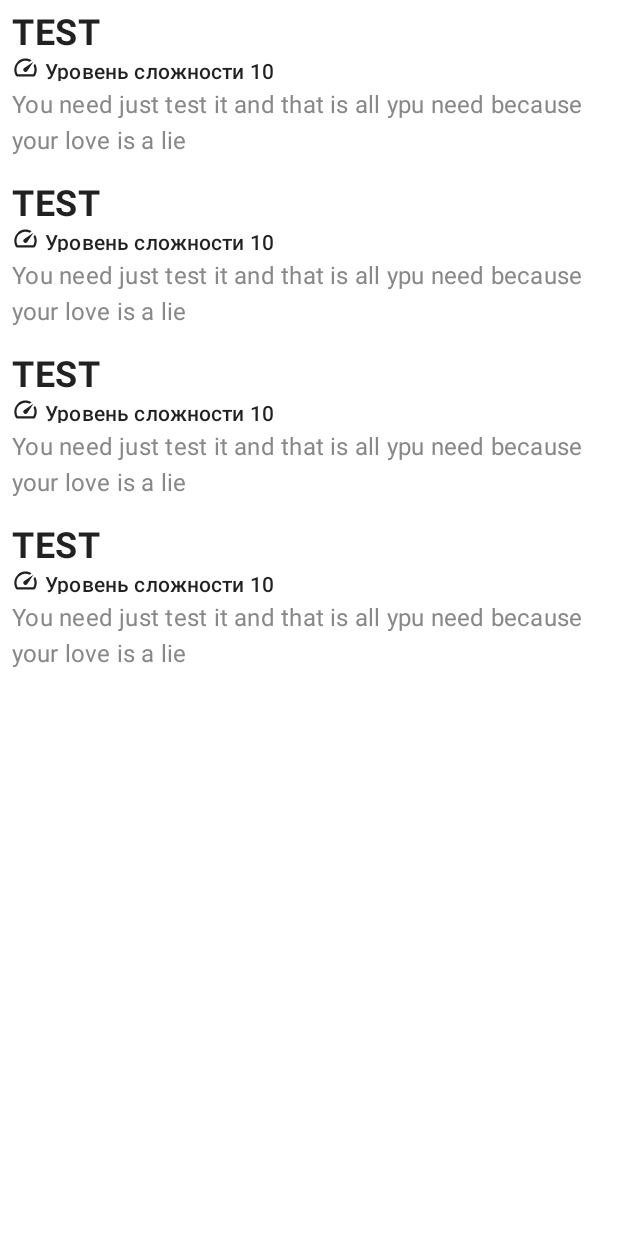
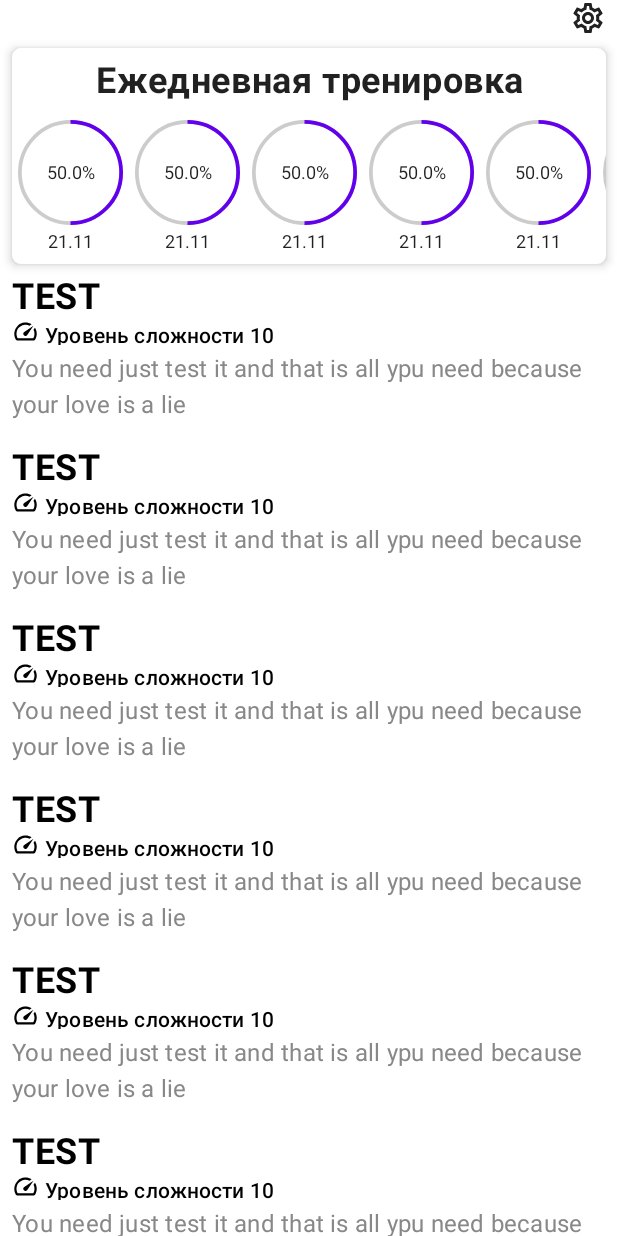
Before and after one commit to YaroslavGorbach-code/reaction, an Android app built with Jetpack Compose: the screen it shows after launch (MainActivity), on a phone screen of 412 x 824 dp. Run offline under Robolectric (Android 15) with nearby library versions, the phone set to English and light mode, and no system bars; our stand-ins replace accompanist.

Commit message:
Crate ui for training feature (only exercises list screen)

```diff
--- a/app/src/main/java/yaroslavgorbach/reaction/MainActivity.kt
+++ b/app/src/main/java/yaroslavgorbach/reaction/MainActivity.kt
@@ -4,25 +4,30 @@ import android.os.Bundle
 import androidx.activity.ComponentActivity
 import androidx.activity.compose.setContent
 import androidx.compose.foundation.isSystemInDarkTheme
+import androidx.compose.material.ExperimentalMaterialApi
+import androidx.compose.material.Surface
 import androidx.compose.runtime.Composable
 import androidx.compose.ui.tooling.preview.Preview
 import yaroslavgorbach.reaction.common.ui.theme.ReactionTheme
 import yaroslavgorbach.reaction.feature.listexercises.ui.Exercises
 import yaroslavgorbach.reaction.feature.listexercises.ui.ExercisesPreview
 
+@ExperimentalMaterialApi
 class MainActivity : ComponentActivity() {
     override fun onCreate(savedInstanceState: Bundle?) {
         super.onCreate(savedInstanceState)
         setContent {
-            ReactionTheme() {
-
-                Exercises(openDetails = {})
+            ReactionTheme {
+              Surface {
+                    Exercises(openDetails = {}, openTraining = {}, openSettings = {})
+                }
             }
         }
     }
 }
 
 
+@ExperimentalMaterialApi
 @Preview(showBackground = true)
 @Composable
 fun DefaultPreview() {
--- a/app/src/main/java/yaroslavgorbach/reaction/common/ui/theme/Type.kt
+++ b/app/src/main/java/yaroslavgorbach/reaction/common/ui/theme/Type.kt
@@ -12,7 +12,8 @@ val Typography = Typography(
         fontFamily = FontFamily.Default,
         fontWeight = FontWeight.Normal,
         fontSize = 16.sp
-    )
+    ),
+
     /* Other default text styles to override
     button = TextStyle(
         fontFamily = FontFamily.Default,
--- a/app/src/main/java/yaroslavgorbach/reaction/data/listexercises/local/model/Exercise.kt
+++ b/app/src/main/java/yaroslavgorbach/reaction/data/listexercises/local/model/Exercise.kt
@@ -1,3 +1,7 @@
 package yaroslavgorbach.reaction.data.listexercises.local.model
 
-data class Exercise(val exerciseName: ExerciseName)
+data class Exercise(val exerciseName: ExerciseName) {
+    companion object {
+        val Test = Exercise(ExerciseName.TEST)
+    }
+}
--- a/app/src/main/java/yaroslavgorbach/reaction/data/listexercises/repo/RepoExercisesImp.kt
+++ b/app/src/main/java/yaroslavgorbach/reaction/data/listexercises/repo/RepoExercisesImp.kt
@@ -12,6 +12,42 @@ class RepoExercisesImp : RepoExercises {
             Exercise(ExerciseName.TEST),
             Exercise(ExerciseName.TEST),
             Exercise(ExerciseName.TEST),
+            Exercise(ExerciseName.TEST),
+            Exercise(ExerciseName.TEST),
+            Exercise(ExerciseName.TEST),
+            Exercise(ExerciseName.TEST),
+            Exercise(ExerciseName.TEST),
+            Exercise(ExerciseName.TEST),
+            Exercise(ExerciseName.TEST),
+            Exercise(ExerciseName.TEST),
+            Exercise(ExerciseName.TEST),
+            Exercise(ExerciseName.TEST),
+            Exercise(ExerciseName.TEST),
+            Exercise(ExerciseName.TEST),
+            Exercise(ExerciseName.TEST),
+            Exercise(ExerciseName.TEST),
+            Exercise(ExerciseName.TEST),
+            Exercise(ExerciseName.TEST),
+            Exercise(ExerciseName.TEST),
+            Exercise(ExerciseName.TEST),
+            Exercise(ExerciseName.TEST),
+            Exercise(ExerciseName.TEST),
+            Exercise(ExerciseName.TEST),
+            Exercise(ExerciseName.TEST),
+            Exercise(ExerciseName.TEST),
+            Exercise(ExerciseName.TEST),
+            Exercise(ExerciseName.TEST),
+            Exercise(ExerciseName.TEST),
+            Exercise(ExerciseName.TEST),
+            Exercise(ExerciseName.TEST),
+            Exercise(ExerciseName.TEST),
+            Exercise(ExerciseName.TEST),
+            Exercise(ExerciseName.TEST),
+            Exercise(ExerciseName.TEST),
+            Exercise(ExerciseName.TEST),
+            Exercise(ExerciseName.TEST),
+            Exercise(ExerciseName.TEST),
+            Exercise(ExerciseName.TEST),
             Exercise(ExerciseName.TEST)
         )
 
@@ -19,5 +55,4 @@ class RepoExercisesImp : RepoExercises {
         return flowOf(testExercises)
     }
 
-
 }
--- /dev/null
+++ b/app/src/main/java/yaroslavgorbach/reaction/data/training/model/Training.kt
@@ -0,0 +1,28 @@
+package yaroslavgorbach.reaction.data.training.model
+
+data class Training(val exercises: List<TrainingExercise>) {
+
+    companion object {
+        val Test = Training(
+            listOf(
+                TrainingExercise.Test,
+                TrainingExercise.Test,
+                TrainingExercise.Test,
+                TrainingExercise.Test
+            )
+        )
+    }
+
+    val isFinished: Boolean
+        get() = exercises.all { it.isFinished }
+
+    val progressFloat: Float
+        get() = 0.5f
+
+    val progressString: String
+        get() = (progressFloat * 100).toString() + "%"
+    // TODO: 11/21/2021 replace mock
+
+    val date: String
+        get() = "21.11"
+}
--- /dev/null
+++ b/app/src/main/java/yaroslavgorbach/reaction/data/training/model/TrainingExercise.kt
@@ -0,0 +1,20 @@
+package yaroslavgorbach.reaction.data.training.model
+
+import yaroslavgorbach.reaction.data.listexercises.local.model.Exercise
+import yaroslavgorbach.reaction.data.listexercises.local.model.ExerciseName
+
+data class TrainingExercise(private val exercise: Exercise, val aim: Int, val completed: Int) {
+
+    companion object {
+        val Test = TrainingExercise(exercise = Exercise(ExerciseName.TEST), 10, 5)
+    }
+
+    val name: ExerciseName
+        get() = exercise.exerciseName
+
+    val progress: Float
+        get() = (aim.toFloat() / completed.toFloat())
+
+    val isFinished: Boolean
+        get() = completed >= aim
+}
--- a/app/src/main/java/yaroslavgorbach/reaction/feature/listexercises/model/ExerciseUi.kt
+++ b/app/src/main/java/yaroslavgorbach/reaction/feature/listexercises/model/ExerciseUi.kt
@@ -6,7 +6,7 @@ import yaroslavgorbach.reaction.data.listexercises.local.model.ExerciseName
 data class ExerciseUi(private val exercise: Exercise) {
 
     companion object {
-        val Empty = ExerciseUi(Exercise(ExerciseName.TEST))
+        val Test = ExerciseUi(Exercise(ExerciseName.TEST))
     }
 
     val name: ExerciseName
--- a/app/src/main/java/yaroslavgorbach/reaction/feature/listexercises/model/ExercisesActions.kt
+++ b/app/src/main/java/yaroslavgorbach/reaction/feature/listexercises/model/ExercisesActions.kt
@@ -4,4 +4,6 @@ import yaroslavgorbach.reaction.data.listexercises.local.model.ExerciseName
 
 sealed class ExercisesActions {
     data class OpenDetails(val exerciseName: ExerciseName) : ExercisesActions()
+    object OpenTraining : ExercisesActions()
+    object OpenSettings : ExercisesActions()
 }
--- a/app/src/main/java/yaroslavgorbach/reaction/feature/listexercises/model/ExercisesViewState.kt
+++ b/app/src/main/java/yaroslavgorbach/reaction/feature/listexercises/model/ExercisesViewState.kt
@@ -1,7 +1,8 @@
 package yaroslavgorbach.reaction.feature.listexercises.model
 
 data class ExercisesViewState(
-    val exercises: List<ExerciseUi> = emptyList()
+    val exercises: List<ExerciseUi> = emptyList(),
+    val trainingUi: TrainingUi = TrainingUi.Test
 ) {
     companion object {
         val Empty = ExercisesViewState()
--- /dev/null
+++ b/app/src/main/java/yaroslavgorbach/reaction/feature/listexercises/model/TrainingUi.kt
@@ -0,0 +1,18 @@
+package yaroslavgorbach.reaction.feature.listexercises.model
+
+import yaroslavgorbach.reaction.data.training.model.Training
+
+data class TrainingUi(val trainings: List<Training>) {
+    companion object {
+        val Test = TrainingUi(
+            listOf(
+                Training.Test,
+                Training.Test,
+                Training.Test,
+                Training.Test,
+                Training.Test,
+                Training.Test
+            )
+        )
+    }
+}
--- a/app/src/main/java/yaroslavgorbach/reaction/feature/listexercises/ui/ExerciseItem.kt
+++ b/app/src/main/java/yaroslavgorbach/reaction/feature/listexercises/ui/ExerciseItem.kt
@@ -1,5 +1,6 @@
 package yaroslavgorbach.reaction.feature.listexercises.ui
 
+import android.content.res.Configuration.UI_MODE_NIGHT_YES
 import androidx.compose.foundation.clickable
 import androidx.compose.foundation.layout.*
 import androidx.compose.material.Icon
@@ -10,7 +11,6 @@ import androidx.compose.material.icons.outlined.Speed
 import androidx.compose.runtime.Composable
 import androidx.compose.ui.Modifier
 import androidx.compose.ui.graphics.Color
-import androidx.compose.ui.graphics.colorspace.ColorSpace
 import androidx.compose.ui.res.stringResource
 import androidx.compose.ui.text.font.FontWeight
 import androidx.compose.ui.tooling.preview.Preview
@@ -23,35 +23,46 @@ import yaroslavgorbach.reaction.feature.listexercises.model.ExerciseUi
 
 @Composable
 fun ExerciseItem(exercise: ExerciseUi, onExerciseClick: (ExerciseName) -> Unit) {
-    Column(
-        modifier = Modifier
-            .clickable { onExerciseClick(exercise.name) }
-            .fillMaxSize()
-            .padding(8.dp)
-    ) {
+    Column(modifier = Modifier
+        .clickable { onExerciseClick(exercise.name) }
+        .fillMaxWidth()
+        .wrapContentSize()
+        .padding(8.dp))
+    {
         Text(
             text = exercise.name.name,
             fontWeight = FontWeight.Bold,
             fontSize = 24.sp,
-            style = MaterialTheme.typography.caption
+            style = MaterialTheme.typography.caption,
+            color = MaterialTheme.colors.onSurface
         )
 
         Row(modifier = Modifier.height(18.dp)) {
-            Icon(Icons.Outlined.Speed, contentDescription = null)
+            Icon(
+                Icons.Outlined.Speed,
+                contentDescription = null,
+                tint = MaterialTheme.colors.onSurface
+            )
             Text(
                 text = stringResource(R.string.level_complexity) + " " + exercise.levelComplexity,
                 style = MaterialTheme.typography.subtitle2,
-                modifier = Modifier.padding(start = 4.dp)
+                modifier = Modifier.padding(start = 4.dp),
+                color = MaterialTheme.colors.onSurface
             )
         }
 
-        Text(text = exercise.shortDescription, modifier = Modifier.padding(top = 4.dp), style = MaterialTheme.typography.subtitle1, color = Color.Gray)
+        Text(
+            text = exercise.shortDescription,
+            modifier = Modifier.padding(top = 4.dp),
+            style = MaterialTheme.typography.subtitle1,
+            color = Color.Gray
+        )
     }
 }
 
-@Preview(showBackground = true)
+@Preview(showBackground = true, uiMode = UI_MODE_NIGHT_YES)
 @Composable
-fun ExerciseItemPreview(exercise: ExerciseUi = ExerciseUi.Empty) {
+fun ExerciseItemPreview(exercise: ExerciseUi = ExerciseUi.Test) {
     ReactionTheme {
         ExerciseItem(exercise = exercise, {})
     }
--- a/app/src/main/java/yaroslavgorbach/reaction/feature/listexercises/ui/Exercises.kt
+++ b/app/src/main/java/yaroslavgorbach/reaction/feature/listexercises/ui/Exercises.kt
@@ -1,11 +1,22 @@
 package yaroslavgorbach.reaction.feature.listexercises.ui
 
-import androidx.compose.foundation.layout.fillMaxSize
+import androidx.compose.foundation.clickable
+import androidx.compose.foundation.layout.Column
+import androidx.compose.foundation.layout.fillMaxWidth
+import androidx.compose.foundation.layout.padding
 import androidx.compose.foundation.lazy.LazyColumn
+import androidx.compose.foundation.lazy.items
+import androidx.compose.material.ExperimentalMaterialApi
+import androidx.compose.material.Icon
+import androidx.compose.material.icons.Icons
+import androidx.compose.material.icons.outlined.Settings
 import androidx.compose.runtime.Composable
 import androidx.compose.runtime.collectAsState
+import androidx.compose.ui.Alignment.Companion.CenterHorizontally
+import androidx.compose.ui.Alignment.Companion.End
 import androidx.compose.ui.Modifier
 import androidx.compose.ui.tooling.preview.Preview
+import androidx.compose.ui.unit.dp
 import androidx.lifecycle.viewmodel.compose.viewModel
 import yaroslavgorbach.reaction.common.ui.theme.ReactionTheme
 import yaroslavgorbach.reaction.data.listexercises.local.model.ExerciseName
@@ -14,20 +25,28 @@ import yaroslavgorbach.reaction.feature.listexercises.model.ExercisesActions
 import yaroslavgorbach.reaction.feature.listexercises.model.ExercisesViewState
 import yaroslavgorbach.reaction.feature.listexercises.presentation.ExercisesViewModel
 
+@ExperimentalMaterialApi
 @Composable
 fun Exercises(
     openDetails: (exerciseName: ExerciseName) -> Unit,
+    openTraining: () -> Unit,
+    openSettings: () -> Unit,
 ) {
     Exercises(
         viewModel = viewModel(),
-        openDetails = openDetails
+        openDetails = openDetails,
+        openTraining = openTraining,
+        openSettings = openSettings,
     )
 }
 
+@ExperimentalMaterialApi
 @Composable
 internal fun Exercises(
     viewModel: ExercisesViewModel,
     openDetails: (exerciseName: ExerciseName) -> Unit,
+    openTraining: () -> Unit,
+    openSettings: () -> Unit,
 ) {
     val viewState = viewModel.state.collectAsState()
 
@@ -36,29 +55,49 @@ internal fun Exercises(
     ) { action ->
         when (action) {
             is ExercisesActions.OpenDetails -> openDetails(action.exerciseName)
+            is ExercisesActions.OpenTraining -> openTraining()
+            is ExercisesActions.OpenSettings -> openSettings()
             else -> viewModel.submitAction(action)
         }
     }
 }
 
+@ExperimentalMaterialApi
 @Composable
 internal fun Exercises(
     state: ExercisesViewState,
     actioner: (ExercisesActions) -> Unit,
 ) {
-    LazyColumn(
-        modifier = Modifier.fillMaxSize()
-    ) {
-        state.exercises.forEach { exercise ->
-            item {
+    Column {
+        Icon(
+            Icons.Outlined.Settings,
+            contentDescription = "Settings",
+            modifier = Modifier
+                .align(End)
+                .padding(end = 8.dp)
+                .clickable { actioner(ExercisesActions.OpenSettings) })
+
+        TrainingSurface(
+            training = state.trainingUi,
+            onTraining = { actioner(ExercisesActions.OpenTraining) },
+            modifier = Modifier
+                .fillMaxWidth()
+                .align(CenterHorizontally)
+                .padding(start = 8.dp, end = 8.dp, top = 8.dp)
+        )
+
+        LazyColumn {
+            items(state.exercises) { exercise ->
                 ExerciseItem(exercise = exercise) { name ->
                     actioner(ExercisesActions.OpenDetails(name))
                 }
             }
         }
     }
+
 }
 
+@ExperimentalMaterialApi
 @Preview(showBackground = true)
 @Composable
 fun ExercisesPreview() {
@@ -66,15 +105,15 @@ fun ExercisesPreview() {
         Exercises(
             state = ExercisesViewState(
                 exercises = listOf(
-                    ExerciseUi.Empty,
-                    ExerciseUi.Empty,
-                    ExerciseUi.Empty,
-                    ExerciseUi.Empty,
-                    ExerciseUi.Empty,
-                    ExerciseUi.Empty,
-                    ExerciseUi.Empty,
-                    ExerciseUi.Empty,
-                    ExerciseUi.Empty
+                    ExerciseUi.Test,
+                    ExerciseUi.Test,
+                    ExerciseUi.Test,
+                    ExerciseUi.Test,
+                    ExerciseUi.Test,
+                    ExerciseUi.Test,
+                    ExerciseUi.Test,
+                    ExerciseUi.Test,
+                    ExerciseUi.Test
                 ),
             )
         ) {
--- /dev/null
+++ b/app/src/main/java/yaroslavgorbach/reaction/feature/listexercises/ui/TrainingSurface.kt
@@ -0,0 +1,71 @@
+package yaroslavgorbach.reaction.feature.listexercises.ui
+
+import androidx.compose.foundation.layout.Column
+import androidx.compose.foundation.layout.Spacer
+import androidx.compose.foundation.layout.height
+import androidx.compose.foundation.layout.padding
+import androidx.compose.foundation.lazy.LazyRow
+import androidx.compose.foundation.shape.CornerSize
+import androidx.compose.material.Card
+import androidx.compose.material.ExperimentalMaterialApi
+import androidx.compose.material.MaterialTheme
+import androidx.compose.material.Text
+import androidx.compose.runtime.Composable
+import androidx.compose.ui.Alignment.Companion.CenterHorizontally
+import androidx.compose.ui.Modifier
+import androidx.compose.ui.res.stringResource
+import androidx.compose.ui.text.font.FontWeight
+import androidx.compose.ui.text.style.TextAlign
+import androidx.compose.ui.tooling.preview.Preview
+import androidx.compose.ui.unit.dp
+import androidx.compose.ui.unit.sp
+import yaroslavgorbach.reaction.R
+import yaroslavgorbach.reaction.common.ui.theme.ReactionTheme
+import yaroslavgorbach.reaction.common.ui.theme.Shapes
+import yaroslavgorbach.reaction.feature.listexercises.model.TrainingUi
+
+@ExperimentalMaterialApi
+@Composable
+fun TrainingSurface(training: TrainingUi, onTraining: () -> Unit, modifier: Modifier) {
+    Card(
+        modifier = modifier,
+        onClick = { onTraining() },
+        shape = Shapes.small.copy(CornerSize(6.dp)),
+        elevation = 4.dp,
+    ) {
+        Column {
+            Text(
+                textAlign = TextAlign.Center,
+                text = stringResource(id = R.string.training),
+                fontWeight = FontWeight.Bold,
+                fontSize = 24.sp,
+                style = MaterialTheme.typography.caption,
+                modifier = modifier
+                    .align(CenterHorizontally)
+            )
+
+            Spacer(modifier = Modifier.height(8.dp))
+
+            LazyRow(
+                modifier = Modifier
+                    .align(CenterHorizontally)
+                    .padding(bottom = 4.dp)
+            ) {
+                training.trainings.forEach { training ->
+                    item {
+                        TrainingSurfaceItem(training = training)
+                    }
+                }
+            }
+        }
+    }
+}
+
+@ExperimentalMaterialApi
+@Preview(showBackground = true)
+@Composable
+fun TrainingSurfacePreview(training: TrainingUi = TrainingUi.Test, onTraining: () -> Unit = {}) {
+    ReactionTheme {
+        TrainingSurface(training = training, onTraining = onTraining, Modifier)
+    }
+}
--- /dev/null
+++ b/app/src/main/java/yaroslavgorbach/reaction/feature/listexercises/ui/TrainingSurfaceItem.kt
@@ -0,0 +1,70 @@
+package yaroslavgorbach.reaction.feature.listexercises.ui
+
+import androidx.compose.foundation.layout.*
+import androidx.compose.material.CircularProgressIndicator
+import androidx.compose.material.MaterialTheme
+import androidx.compose.material.Text
+import androidx.compose.runtime.Composable
+import androidx.compose.ui.Alignment
+import androidx.compose.ui.Alignment.Companion.CenterHorizontally
+import androidx.compose.ui.Modifier
+import androidx.compose.ui.graphics.Color
+import androidx.compose.ui.text.style.TextAlign
+import androidx.compose.ui.tooling.preview.Preview
+import androidx.compose.ui.unit.dp
+import androidx.compose.ui.unit.sp
+import yaroslavgorbach.reaction.data.training.model.Training
+
+@Composable
+fun TrainingSurfaceItem(training: Training) {
+    Column(Modifier.padding(4.dp)) {
+        Box(
+            modifier = Modifier
+                .wrapContentSize()
+        ) {
+            CircularProgressIndicator(
+                progress = 1f,
+                modifier = Modifier
+                    .width(70.dp)
+                    .height(70.dp)
+                    .align(Alignment.Center),
+                color = Color.LightGray,
+                strokeWidth = 2.5.dp,
+            )
+
+            CircularProgressIndicator(
+                progress = training.progressFloat,
+                modifier = Modifier
+                    .width(70.dp)
+                    .height(70.dp)
+                    .align(Alignment.Center),
+                color = MaterialTheme.colors.primary,
+                strokeWidth = 2.5.dp,
+            )
+
+            Text(
+                modifier = Modifier
+                    .align(Alignment.Center),
+                text = training.progressString,
+                fontSize = 12.sp,
+                textAlign = TextAlign.Center
+            )
+        }
+        Text(
+            modifier = Modifier
+                .align(CenterHorizontally)
+                .padding(top = 4.dp),
+            text = training.date,
+            fontSize = 12.sp,
+        )
+    }
+
+}
+
+@Composable
+@Preview(showBackground = true)
+fun TrainingSurfaceItemPreview() {
+    MaterialTheme {
+        TrainingSurfaceItem(training = Training(emptyList()))
+    }
+}
--- a/app/src/main/res/values/strings.xml
+++ b/app/src/main/res/values/strings.xml
@@ -2,4 +2,5 @@
     <string name="app_name">Reaction</string>
 
     <string name="level_complexity">Уровень сложности</string>
+    <string name="training">Ежедневная тренировка</string>
 </resources>
```
